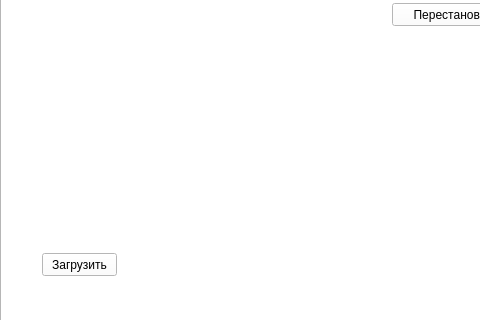
Before: the Qt Designer form Qt/home_windows.ui in shm0nya/Lipilin-s-game, drawn with Qt 5; both pictures show x 0 to 480 and y 243 to 563 of the 967 by 563 pixel window.
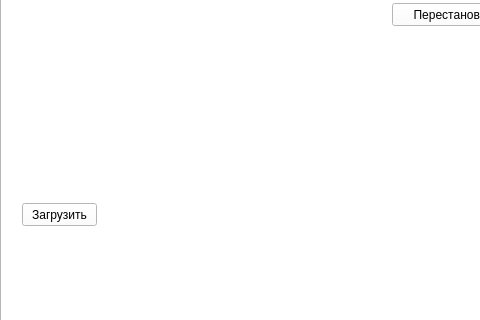
After: the same form once the commit is applied.

```diff
--- a/Qt/home_windows.ui
+++ b/Qt/home_windows.ui
@@ -312,8 +312,8 @@
     <widget class="QWidget" name="widget" native="true">
      <property name="geometry">
       <rect>
-       <x>10</x>
-       <y>130</y>
+       <x>20</x>
+       <y>110</y>
        <width>331</width>
        <height>291</height>
       </rect>
@@ -322,8 +322,8 @@
     <widget class="QWidget" name="widget_2" native="true">
      <property name="geometry">
       <rect>
-       <x>590</x>
-       <y>140</y>
+       <x>580</x>
+       <y>110</y>
        <width>331</width>
        <height>291</height>
       </rect>
@@ -358,8 +358,8 @@
     <widget class="QPushButton" name="pushButton_4">
      <property name="geometry">
       <rect>
-       <x>40</x>
-       <y>470</y>
+       <x>20</x>
+       <y>420</y>
        <width>75</width>
        <height>23</height>
       </rect>
@@ -489,7 +489,7 @@
       </item>
      </layout>
     </widget>
-    <widget class="QWidget" name="">
+    <widget class="QWidget" name="layoutWidget">
      <property name="geometry">
       <rect>
        <x>10</x>
@@ -567,7 +567,7 @@
       </item>
      </layout>
     </widget>
-    <widget class="QWidget" name="">
+    <widget class="QWidget" name="layoutWidget">
      <property name="geometry">
       <rect>
        <x>700</x>
```
Left out of the diff: 8 changed lines with no effect on the pictures.
